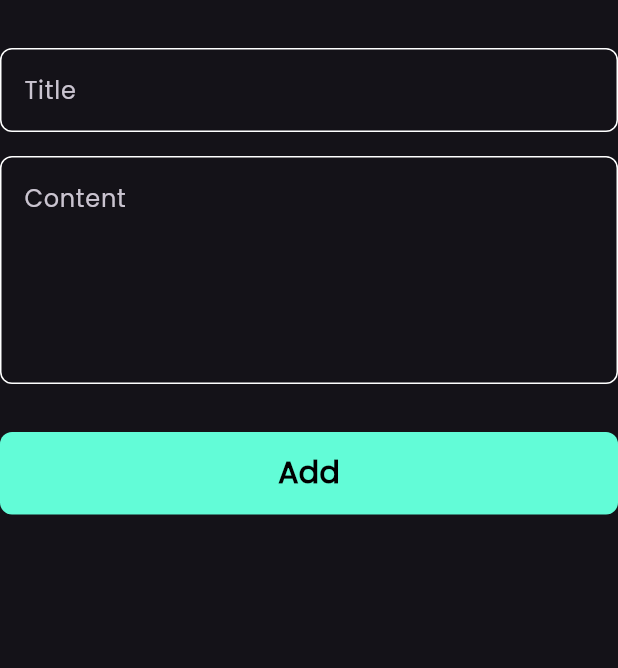
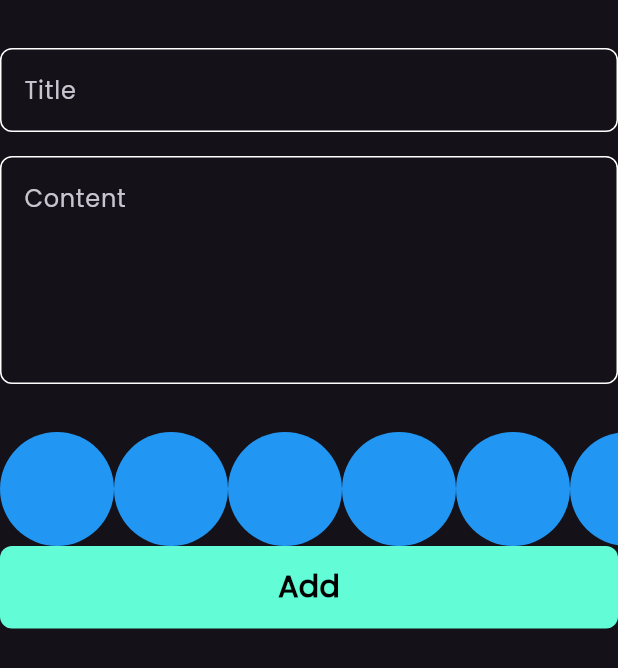
Before and after one commit to Youssef-Taqi-Eldeen/notes_app, a Flutter app: the AddNoteForm widget shown alone on an empty page, opened directly, on a phone screen of 412 x 824 dp. Shown: the top 668 px of the screen. Run offline on Flutter 3.47's test engine with Material 3 defaults, Android fonts, the phone set to English and light mode, and no system bars; our stand-ins replace bloc, flutter_bloc, hive, hive_flutter, modal_progress_hud_nsn; accounts and stored records are empty.

Commit message:
create color list view part one

```diff
--- /dev/null
+++ b/devtools_options.yaml
@@ -0,0 +1 @@
+extensions:
--- a/lib/widgets/add_note_form.dart
+++ b/lib/widgets/add_note_form.dart
@@ -48,6 +48,7 @@ class _AddNoteFormState extends State<AddNoteForm> {
           const SizedBox(
             height: 32,
           ),
+          const ColorsListView(),
           BlocBuilder<AddNotesCubitCubit, AddNotesCubitState>(
             builder: (context, state) {
               return CustomButton(
@@ -81,3 +82,32 @@ class _AddNoteFormState extends State<AddNoteForm> {
     );
   }
 }
+
+class ColorItem extends StatelessWidget {
+  const ColorItem({super.key});
+
+  @override
+  Widget build(BuildContext context) {
+    return const CircleAvatar(
+      radius: 38,
+      backgroundColor: Colors.blue,
+    );
+  }
+}
+
+class ColorsListView extends StatelessWidget {
+  const ColorsListView({super.key});
+
+  @override
+  Widget build(BuildContext context) {
+    return SizedBox(
+      height: 38 * 2,
+      child: ListView.builder(
+          itemCount: 10,
+          scrollDirection: Axis.horizontal,
+          itemBuilder: (context, index) {
+            return const ColorItem();
+          }),
+    );
+  }
+}
```
